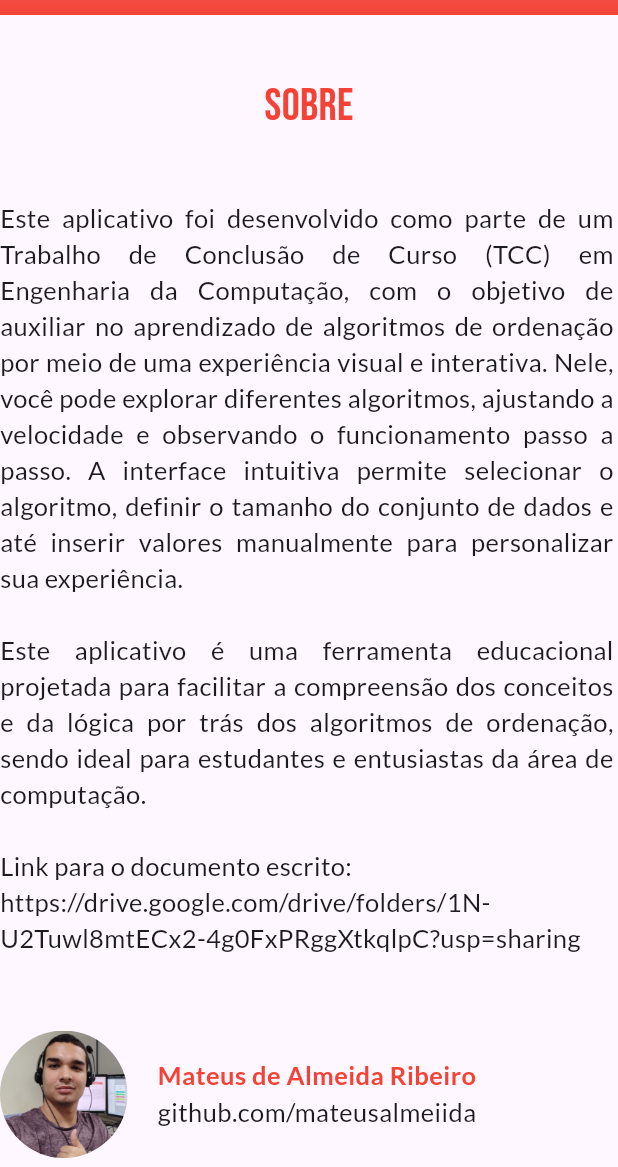
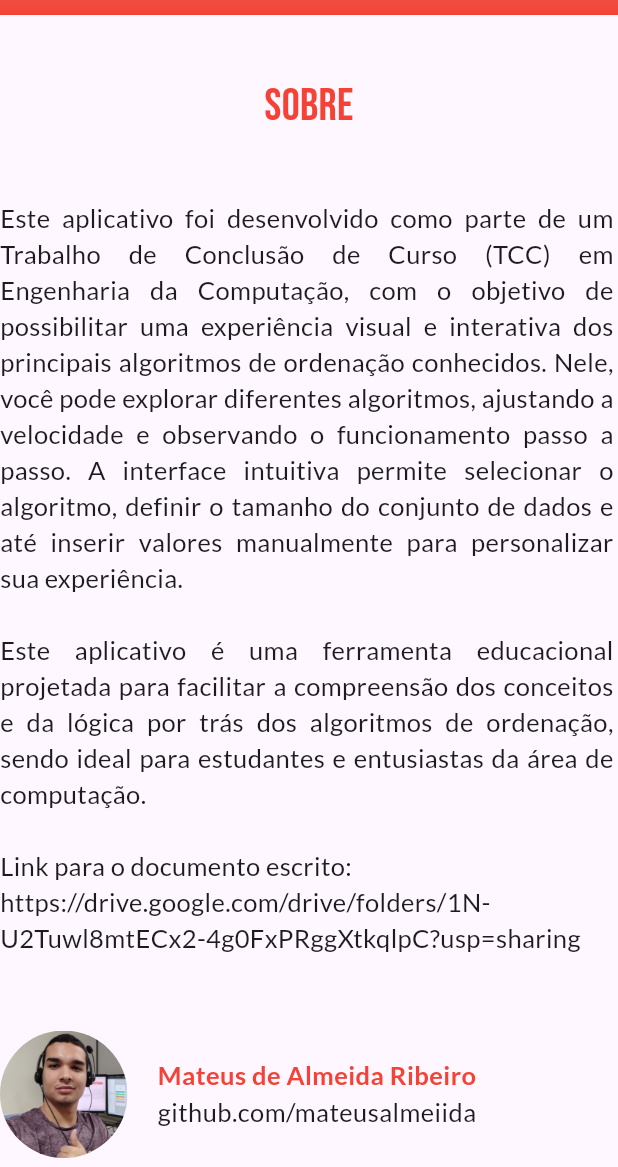
Before and after one commit to mateusalmeiida/visio-order-flutter, a Flutter app: the InfoPage screen opened by its route, on a phone screen of 412 x 824 dp, the part 69-1236 px from its top. Run offline on Flutter 3.47's test engine with Material 3 defaults, Android fonts, the phone set to English and light mode, and no system bars; our stand-ins replace font_awesome_flutter.

Commit message:
Tela sobre atualizada

```diff
--- a/lib/pages/info_page.dart
+++ b/lib/pages/info_page.dart
@@ -70,7 +70,7 @@ class InfoPage extends StatelessWidget {
                   style: TextStyle(fontSize: fontSize),
                   textAlign: TextAlign.justify,
                   'Este aplicativo foi desenvolvido como parte de um Trabalho de Conclusão de Curso (TCC) em Engenharia da Computação, '
-                  'com o objetivo de auxiliar no aprendizado de algoritmos de ordenação por meio de uma experiência visual e interativa. '
+                  'com o objetivo de possibilitar uma experiência visual e interativa dos principais algoritmos de ordenação conhecidos. '
                   'Nele, você pode explorar diferentes algoritmos, ajustando a velocidade e observando o funcionamento passo a passo. '
                   'A interface intuitiva permite selecionar o algoritmo, definir o tamanho do conjunto de dados e até inserir valores manualmente para personalizar sua experiência.\n\n'
                   'Este aplicativo é uma ferramenta educacional projetada para facilitar a compreensão dos conceitos e da lógica por '
```
